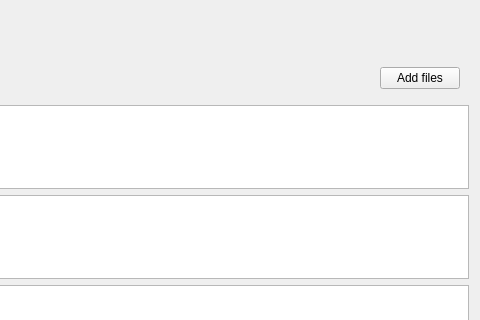
Old version of the form WorkspaceView.ui in the repository Ondsel-Development/Ondsel-Lens-Addon; both pictures show x 369 to 849 and y 0 to 320 of the 849 by 721 pixel window.
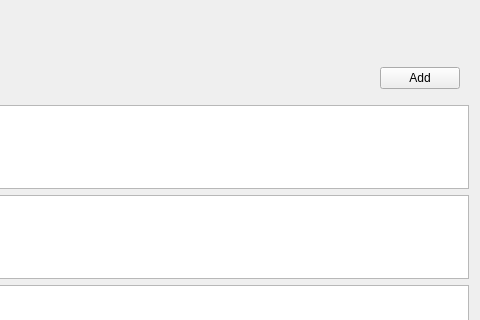
New version of the form. Icons and pictures are not drawn. Custom widgets are drawn as their Qt base class.

Commit message: Make 'create dir offline' work

Patch:
```diff
--- a/WorkspaceView.ui
+++ b/WorkspaceView.ui
@@ -107,7 +107,7 @@
          <string>Add files to your workspace</string>
         </property>
         <property name="text">
-         <string>Add files</string>
+         <string>Add</string>
         </property>
        </widget>
       </item>
```
Left out of the diff: 2 changed lines with no effect on the pictures. The commit also changes 2 other files.
